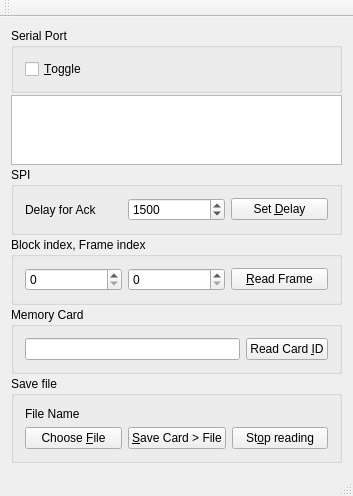
Above: RcardClient/mainwindow.ui from theme/rcard before the change. Below: the same form after it.
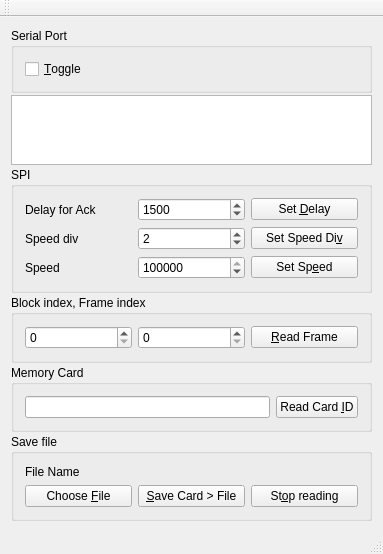
That is the form after the change.

What changed in the file:
```diff
--- a/RcardClient/mainwindow.ui
+++ b/RcardClient/mainwindow.ui
@@ -6,8 +6,8 @@
    <rect>
     <x>0</x>
     <y>0</y>
-    <width>353</width>
-    <height>439</height>
+    <width>383</width>
+    <height>532</height>
    </rect>
   </property>
   <property name="windowTitle">
@@ -132,6 +132,60 @@
          </property>
         </widget>
        </item>
+       <item row="1" column="0">
+        <widget class="QLabel" name="label_2">
+         <property name="text">
+          <string>Speed div</string>
+         </property>
+        </widget>
+       </item>
+       <item row="1" column="1">
+        <widget class="QSpinBox" name="speedDivValue">
+         <property name="maximum">
+          <number>128</number>
+         </property>
+         <property name="singleStep">
+          <number>2</number>
+         </property>
+         <property name="value">
+          <number>2</number>
+         </property>
+        </widget>
+       </item>
+       <item row="1" column="2">
+        <widget class="QPushButton" name="setSpeedDivBtn">
+         <property name="text">
+          <string>Set Speed Di&amp;v</string>
+         </property>
+        </widget>
+       </item>
+       <item row="2" column="2">
+        <widget class="QPushButton" name="setSpeedBtn">
+         <property name="text">
+          <string>Set Sp&amp;eed</string>
+         </property>
+        </widget>
+       </item>
+       <item row="2" column="0">
+        <widget class="QLabel" name="label_3">
+         <property name="text">
+          <string>Speed</string>
+         </property>
+        </widget>
+       </item>
+       <item row="2" column="1">
+        <widget class="QSpinBox" name="speedValue">
+         <property name="minimum">
+          <number>20</number>
+         </property>
+         <property name="maximum">
+          <number>250000</number>
+         </property>
+         <property name="value">
+          <number>250000</number>
+         </property>
+        </widget>
+       </item>
       </layout>
      </widget>
     </item>
```
Left out of the diff: 4 changed lines with no effect on the pictures.
